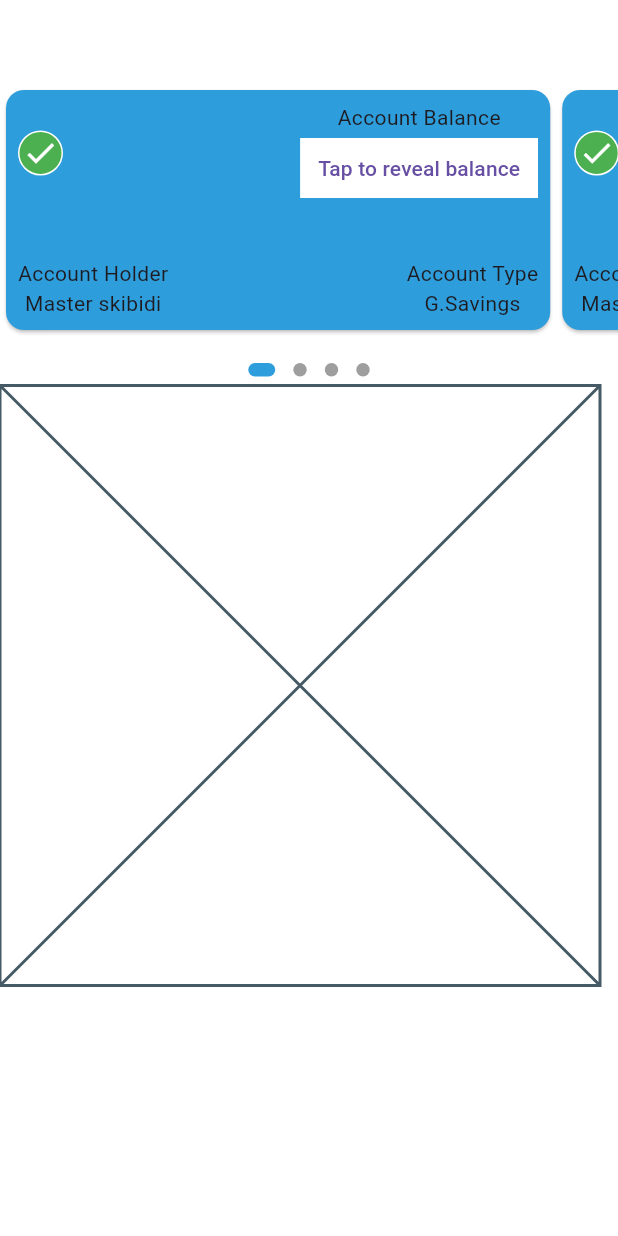
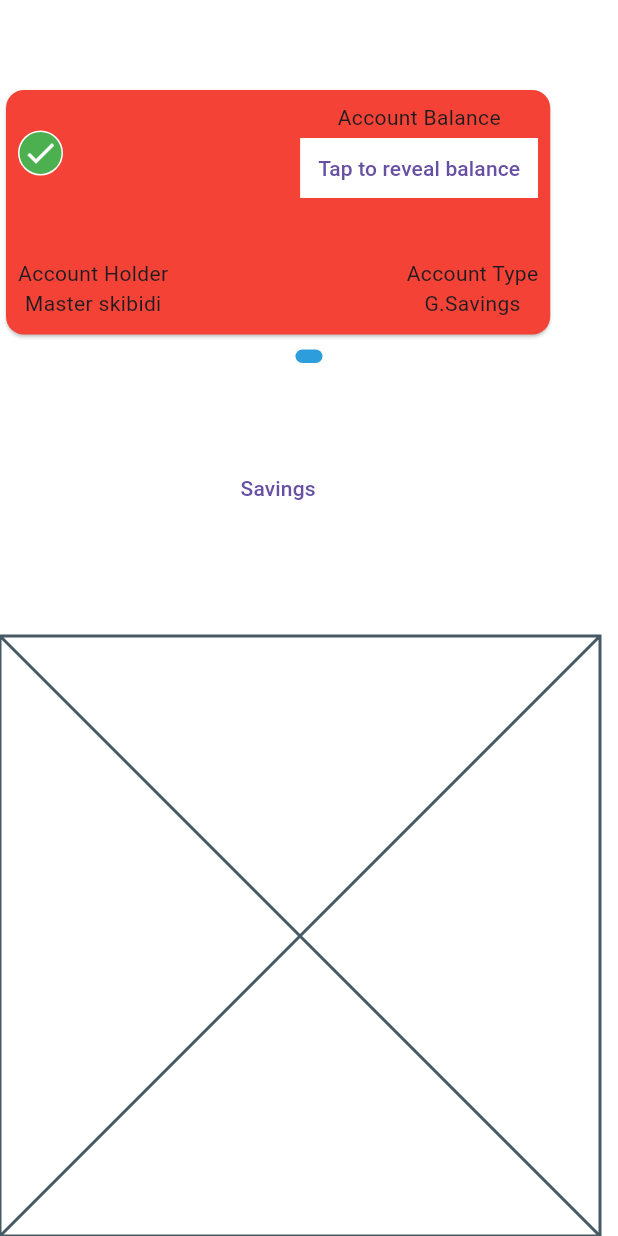
Before and after one commit to ridwan1178/rupali_bank_demo, a Flutter app: the SigninPage screen opened directly, after a tap on "Sign In", on a phone screen of 412 x 824 dp. Run offline on Flutter 3.47's test engine with Material 3 defaults, Android fonts, the phone set to English and light mode, and no system bars; drawn by our look-alikes of dots_indicator; generated files the repository leaves out were written again.

Commit message:
cardGenerator

```diff
--- /dev/null
+++ b/lib/homepage/account_statement_scroller.dart
@@ -0,0 +1,41 @@
+import 'package:flutter/material.dart';
+
+import 'package:rupali_bank_demo/providers/homepage_account_statement_provider.dart';
+import 'package:provider/provider.dart';
+
+class AccountStatementScroller {
+  final BuildContext context;
+
+  AccountStatementScroller(this.context);
+
+  List<TextButton> options = [];
+
+  List<TextButton> addOptions() {
+    return options = [
+      TextButton(
+          onPressed: () => {
+                context
+                    .read<HomepageAccountStatementProvider>()
+                    .selectedSavings()
+              },
+          child: Text("Savings")),
+      TextButton(
+          onPressed: () =>
+              {context.read<HomepageAccountStatementProvider>().selectedFD()},
+          child: Text("FD")),
+      TextButton(
+          onPressed: () =>
+              {context.read<HomepageAccountStatementProvider>().selectedDPS()},
+          child: Text("DPS")),
+      TextButton(
+          onPressed: () =>
+              {context.read<HomepageAccountStatementProvider>().selectedLoan()},
+          child: Text("Loans")),
+      TextButton(
+          onPressed: () => {
+                context.read<HomepageAccountStatementProvider>().selectedCards()
+              },
+          child: Text("Cards")),
+    ];
+  }
+}
--- a/lib/homepage/card/card_body.dart
+++ b/lib/homepage/card/card_body.dart
@@ -7,14 +7,16 @@ import 'package:rupali_bank_demo/homepage/card/top_left.dart';
 import 'package:rupali_bank_demo/homepage/card/top_right.dart';
 
 class CardBody extends StatelessWidget {
-  const CardBody({super.key});
+  final Color? color;
+  const CardBody({super.key, this.color});
 
   @override
   Widget build(BuildContext context) {
-    return Column(
-      children: [
-        Card(
-          color: AppColors.primary,
+    return SizedBox(
+      height: 180,
+      width: 610,
+      child: Card(
+        color: color,
         child: Column(
           children: [
             Row(
@@ -30,17 +32,12 @@ class CardBody extends StatelessWidget {
               height: 20,
             ),
             Row(
-                children: [
-                  BottomLeft(),
-                  Spacer(),
-                  BottomRight()
-                ],
+              children: [BottomLeft(), Spacer(), BottomRight()],
             )
           ],
         ),
       ),
+    );
     //DotsIndicatorWidget(currentIndex: currentIndex, pageCount: pageCount)
-      ],
-    );
   }
 }
--- /dev/null
+++ b/lib/homepage/card_generator.dart
@@ -0,0 +1,22 @@
+import 'package:flutter/material.dart';
+import 'package:flutter/widgets.dart';
+import 'package:rupali_bank_demo/homepage/card/card_body.dart';
+
+class CardGenerator {
+  Color color;
+  int pageCount;
+
+  CardGenerator(this.color, this.pageCount);
+
+  List<CardBody> cards = [];
+
+  void addCards(){
+    for(var i= 0; i<pageCount;i++){
+    cards.add(CardBody());
+  }
+  }
+
+
+
+
+}
--- a/lib/homepage/card_section.dart
+++ /dev/null
@@ -1,65 +0,0 @@
-import 'package:flutter/material.dart';
-import 'package:rupali_bank_demo/homepage/card/card_body.dart';
-import 'package:rupali_bank_demo/utils/dots_indicator_widget.dart';
-
-
-class CardSection extends StatefulWidget {
-  const CardSection({
-    super.key,
-  });
-
-  @override
-  State<CardSection> createState() => _CardSectionState();
-}
-
-class _CardSectionState extends State<CardSection> {
-  final PageController _pageController = PageController(
-    viewportFraction: 0.9,
-    initialPage: 0,
-  );
-  int currentIndex = 0;
-  final int pageCount = 4;
-  static const _kDuration = Duration(milliseconds: 300);
-  static const _kCurve = Curves.ease;
-
-  @override
-  void dispose() {
-    _pageController.dispose();
-    super.dispose();
-  }
-
-  nextFunction() {
-    currentIndex++;
-    _pageController.nextPage(duration: _kDuration, curve: _kCurve);
-  }
-
-  previousFunction() {
-    currentIndex--;
-    _pageController.previousPage(duration: _kDuration, curve: _kCurve);
-  }
-
-  @override
-  Widget build(BuildContext context) {
-    return Column(
-      children: [
-        SizedBox(
-          height: 180,
-          child: PageView(
-            controller: _pageController,
-            onPageChanged: (index) => {
-              setState(() {
-                currentIndex = index;
-              })
-            },
-            pageSnapping: false,
-            padEnds: false,
-            scrollDirection: Axis.horizontal,
-            //clipBehavior: Clip.hardEdge,
-            children: [CardBody(), CardBody(), CardBody(), CardBody()],
-          ),
-        ),
-        DotsIndicatorWidget(currentIndex: currentIndex, pageCount: pageCount),
-      ],
-    );
-  }
-}
--- a/lib/homepage/homepage.dart
+++ b/lib/homepage/homepage.dart
@@ -1,6 +1,10 @@
 import 'package:flutter/material.dart';
-import 'package:rupali_bank_demo/homepage/card_section.dart';
+import 'package:flutter/widgets.dart';
+import 'package:rupali_bank_demo/homepage/account_statement_scroller.dart';
+import 'package:rupali_bank_demo/homepage/widget_scroller.dart';
+import 'package:rupali_bank_demo/providers/homepage_account_statement_provider.dart';
 import 'package:rupali_bank_demo/utils/basic_appbar.dart';
+import 'package:provider/provider.dart';
 
 class Homepage extends StatefulWidget {
   const Homepage({super.key});
@@ -12,16 +16,27 @@ class Homepage extends StatefulWidget {
 class _HomepageState extends State<Homepage> {
   @override
   Widget build(BuildContext context) {
-    return const SafeArea(
+    List<TextButton> options = AccountStatementScroller(context).addOptions();
+
+    return SafeArea(
         child: Scaffold(
-      appBar: BasicAppbar(hideBackButton: true),
-      body: Column(
-        children: [
-          CardSection(),
-          Row(
-            children: [Placeholder()],
-          )
-        ],
+      appBar: const BasicAppbar(hideBackButton: true),
+      body: Consumer<HomepageAccountStatementProvider>(
+        builder: (BuildContext context, HomepageAccountStatementProvider value,
+            Widget? child) {
+          return Column(
+            children: [
+              WidgetScroller(
+                showDots: true,
+                value: value,
+              ),
+              WidgetScroller(options: options, showDots: false, value: value),
+              const Row(
+                children: [Placeholder()],
+              )
+            ],
+          );
+        },
       ),
     ));
   }
--- /dev/null
+++ b/lib/homepage/widget_scroller.dart
@@ -0,0 +1,92 @@
+import 'package:flutter/material.dart';
+import 'package:rupali_bank_demo/homepage/card/card_body.dart';
+import 'package:rupali_bank_demo/providers/homepage_account_statement_provider.dart';
+import 'package:rupali_bank_demo/utils/dots_indicator_widget.dart';
+import 'package:provider/provider.dart';
+
+class WidgetScroller extends StatefulWidget {
+   WidgetScroller({super.key, this.options, required this.showDots, required this.value
+      // required this.generator,
+      });
+
+  final List<TextButton>? options;
+  final bool showDots;
+  final HomepageAccountStatementProvider value;
+
+  @override
+  State<WidgetScroller> createState() => _WidgetScrollerState();
+}
+
+class _WidgetScrollerState extends State<WidgetScroller> {
+  final PageController _pageController = PageController(
+    viewportFraction: 0.9,
+    initialPage: 0,
+  );
+  int currentIndex = 0;
+  // final int pageCount = 4;
+  static const _kDuration = Duration(milliseconds: 300);
+  static const _kCurve = Curves.ease;
+
+  @override
+  void initState() {
+    widget.value.selectedSavings();
+    super.initState();
+  }
+
+  @override
+  void dispose() {
+    _pageController.dispose();
+    super.dispose();
+  }
+
+  nextFunction() {
+    currentIndex++;
+    _pageController.nextPage(duration: _kDuration, curve: _kCurve);
+  }
+
+  previousFunction() {
+    currentIndex--;
+    _pageController.previousPage(duration: _kDuration, curve: _kCurve);
+  }
+
+  @override
+  Widget build(BuildContext context) {
+    return Flexible(
+        child: Column(
+      children: [
+        ConstrainedBox(
+          constraints: BoxConstraints(maxHeight: 171, maxWidth: 610),
+          child: _pageView(context),
+        ),
+        _dots(context)
+      ],
+    ));
+  }
+
+  SizedBox _dots(BuildContext context) {
+    return SizedBox(
+      child: widget.showDots
+          ? DotsIndicatorWidget(
+              currentIndex: currentIndex,
+              pageCount: widget.value.cards.length)
+          : null,
+    );
+  }
+
+  Widget _pageView(BuildContext context) {
+    return PageView(
+      controller: _pageController,
+      onPageChanged: (index) => {
+        setState(() {
+          currentIndex = index;
+        })
+      },
+      pageSnapping: false,
+      padEnds: false,
+      scrollDirection: Axis.horizontal,
+      //clipBehavior: Clip.hardEdge,
+      children: widget.options ??
+          widget.value.cards,
+    );
+  }
+}
--- /dev/null
+++ b/lib/providers/homepage_account_statement_provider.dart
@@ -0,0 +1,46 @@
+import 'package:flutter/material.dart';
+import 'package:rupali_bank_demo/homepage/card/card_body.dart';
+
+class HomepageAccountStatementProvider extends ChangeNotifier {
+  List<CardBody> _cards = [];
+
+  List<CardBody> get cards => _cards;
+
+  void _addCard(int pageCount, Color color) {
+    for (var i = 0; i < pageCount; i++) {
+      cards.add(CardBody(
+        color: color,
+      ));
+    }
+  }
+
+  void selectedSavings() {
+    _cards.clear();
+    _addCard(1, Colors.red);
+    notifyListeners();
+  }
+
+  void selectedFD() {
+    _cards.clear();
+    _addCard(2, Colors.blue);
+    notifyListeners();
+  }
+
+  void selectedDPS() {
+    _cards.clear();
+    _addCard(3, Colors.yellow);
+    notifyListeners();
+  }
+
+  void selectedLoan() {
+    _cards.clear();
+    _addCard(4, Colors.purple);
+    notifyListeners();
+  }
+
+  void selectedCards() {
+    _cards.clear();
+    _addCard(5, Colors.cyan);
+    notifyListeners();
+  }
+}
--- a/lib/signin/signin_page.dart
+++ b/lib/signin/signin_page.dart
@@ -3,6 +3,7 @@ import 'package:flutter_gen/gen_l10n/app_localizations.dart';
 import 'package:rupali_bank_demo/core/configs/app_images.dart';
 import 'package:rupali_bank_demo/homepage/homepage.dart';
 import 'package:rupali_bank_demo/providers/app_lang_provider.dart';
+import 'package:rupali_bank_demo/providers/homepage_account_statement_provider.dart';
 import 'package:rupali_bank_demo/signin/input_decoration_theme.dart';
 import 'package:provider/provider.dart';
 
@@ -54,7 +55,12 @@ class SigninPage extends StatelessWidget {
                       Navigator.pushAndRemoveUntil(
                           context,
                           MaterialPageRoute(
-                              builder: (BuildContext context) => Homepage()),
+                              builder: (BuildContext context) =>
+                                  ChangeNotifierProvider(
+                                    create: (context) =>
+                                        HomepageAccountStatementProvider(),
+                                    child: Homepage(),
+                                  )),
                           (route) => false)
                     },
                 child: Text(AppLocalizations.of(context)!.signin))
```
Lines whose indentation alone changed are shown as unchanged.
